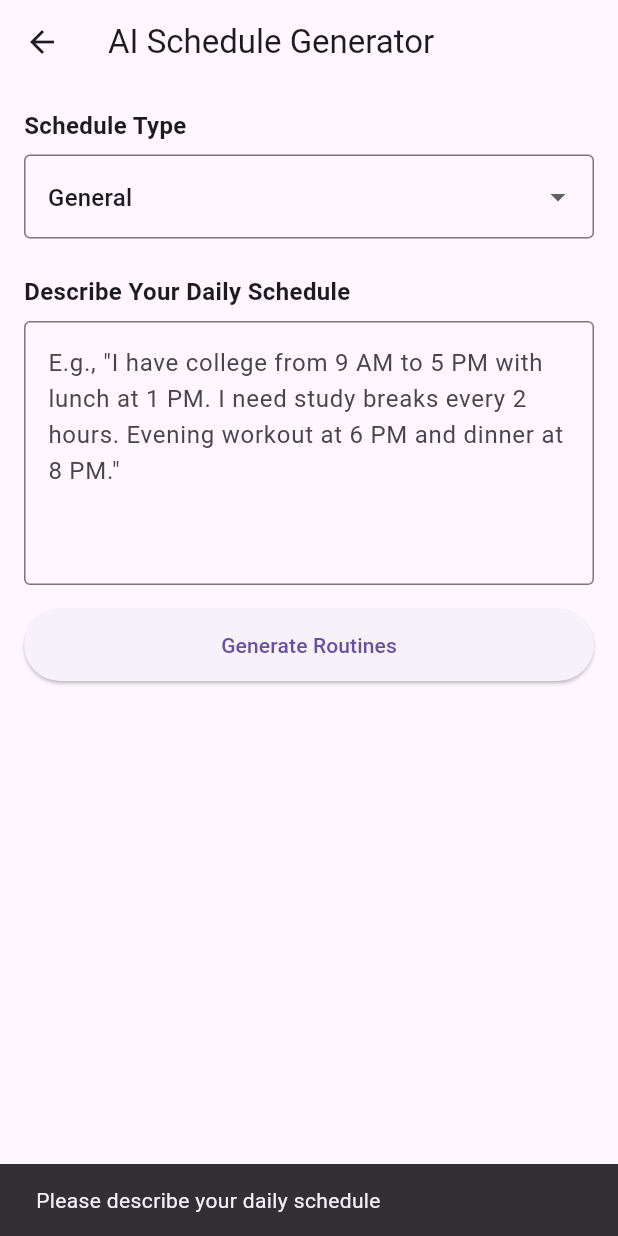
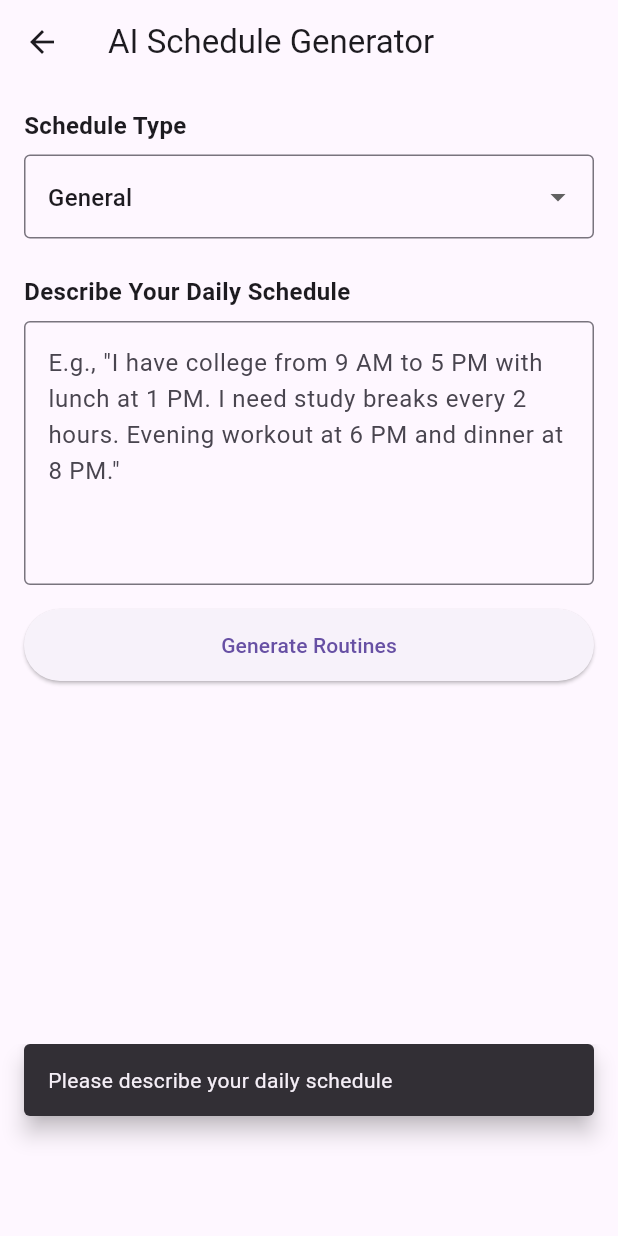
Before and after one commit to thisisouvik/AutoRoutine, a Flutter app: the AIRoutineGeneratorScreen screen opened directly, after a tap on "Generate Routines", on a phone screen of 412 x 824 dp. Run offline on Flutter 3.47's test engine with Material 3 defaults, Android fonts, the phone set to English and light mode, and no system bars; our stand-ins replace equatable, flutter_bloc, flutter_dotenv, google_generative_ai, supabase_flutter; accounts and stored records are empty.

Commit message:
feat: update SnackBar styling across ProfileScreen, AddRoutineScreen, and AIRoutineGeneratorScreen for improved visibility

```diff
--- a/lib/features/routines/presentation/ai_routine_generator_screen.dart
+++ b/lib/features/routines/presentation/ai_routine_generator_screen.dart
@@ -38,7 +38,11 @@ class _AIRoutineGeneratorScreenState extends State<AIRoutineGeneratorScreen> {
 
     if (prompt.isEmpty) {
       ScaffoldMessenger.of(context).showSnackBar(
-        const SnackBar(content: Text('Please describe your daily schedule')),
+        const SnackBar(
+          content: Text('Please describe your daily schedule'),
+          behavior: SnackBarBehavior.floating,
+          margin: EdgeInsets.only(bottom: 80, left: 16, right: 16),
+        ),
       );
       return;
     }
@@ -107,14 +111,22 @@ Make sure times are in 24-hour format. If no specific time is mentioned, suggest
 
         setState(() => _generatedRoutines = routines);
       } catch (e) {
-        ScaffoldMessenger.of(
-          context,
-        ).showSnackBar(SnackBar(content: Text('Parse error: $e')));
+        ScaffoldMessenger.of(context).showSnackBar(
+          SnackBar(
+            content: Text('Parse error: $e'),
+            behavior: SnackBarBehavior.floating,
+            margin: const EdgeInsets.only(bottom: 80, left: 16, right: 16),
+          ),
+        );
       }
     } catch (e) {
-      ScaffoldMessenger.of(
-        context,
-      ).showSnackBar(SnackBar(content: Text('Error: $e')));
+      ScaffoldMessenger.of(context).showSnackBar(
+        SnackBar(
+          content: Text('Error: $e'),
+          behavior: SnackBarBehavior.floating,
+          margin: const EdgeInsets.only(bottom: 80, left: 16, right: 16),
+        ),
+      );
     } finally {
       setState(() => _isLoading = false);
     }
@@ -135,14 +147,22 @@ Make sure times are in 24-hour format. If no specific time is mentioned, suggest
       }
 
       ScaffoldMessenger.of(context).showSnackBar(
-        SnackBar(content: Text('Added ${selectedIndices.length} routines!')),
+        SnackBar(
+          content: Text('Added ${selectedIndices.length} routines!'),
+          behavior: SnackBarBehavior.floating,
+          margin: const EdgeInsets.only(bottom: 80, left: 16, right: 16),
+        ),
       );
 
       Navigator.pop(context);
     } catch (e) {
-      ScaffoldMessenger.of(
-        context,
-      ).showSnackBar(SnackBar(content: Text('Error adding routines: $e')));
+      ScaffoldMessenger.of(context).showSnackBar(
+        SnackBar(
+          content: Text('Error adding routines: $e'),
+          behavior: SnackBarBehavior.floating,
+          margin: const EdgeInsets.only(bottom: 80, left: 16, right: 16),
+        ),
+      );
     }
   }
 
```
Also changed, not shown: lib/features/profile/presentation/profile_screen.dart (+18 -0 lines), lib/features/routines/presentation/add_routine_screen.dart (+13 -3 lines).
